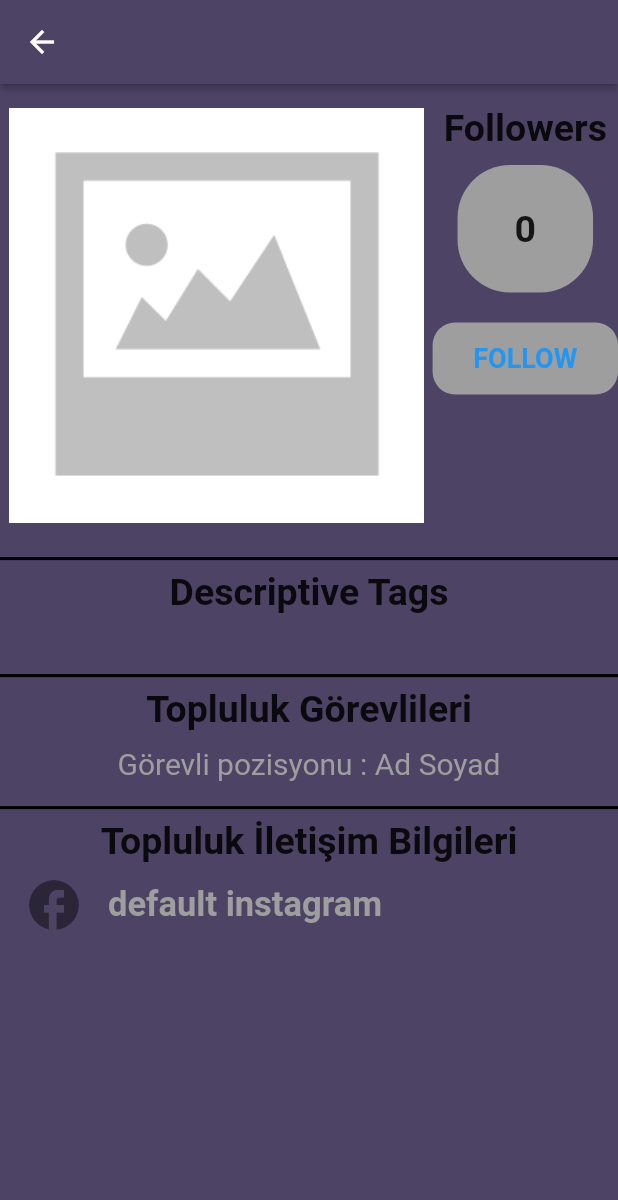
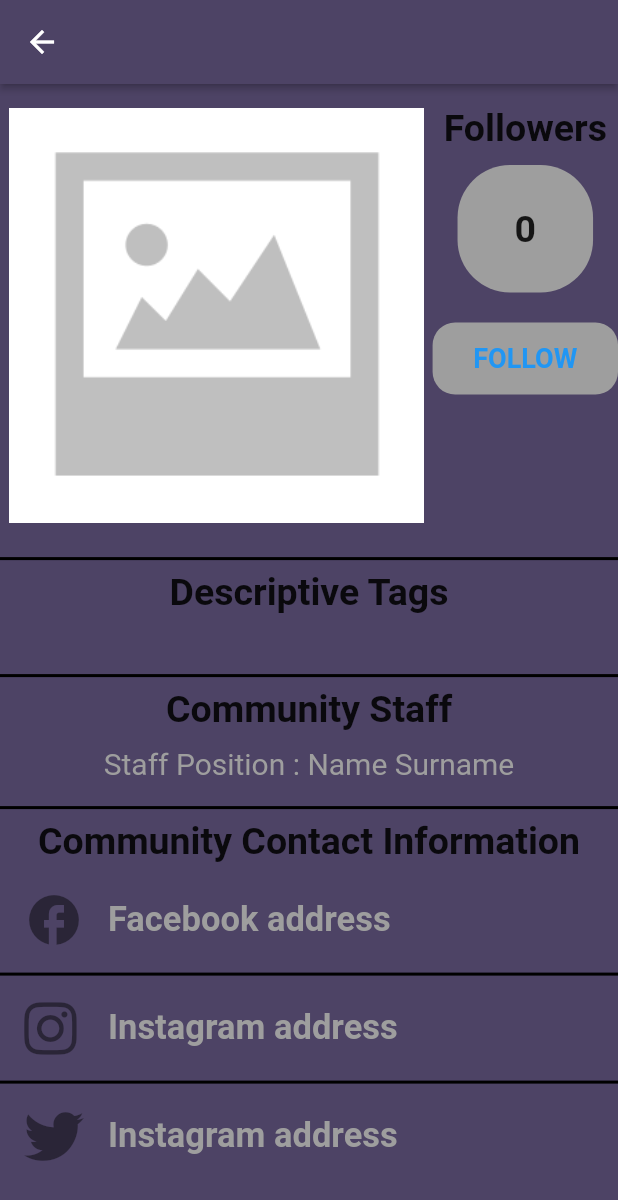
Before and after one commit to yusufaktog/Student_Societies_Platform, a Flutter app: the DetailedCommunityPage screen opened directly with empty values, after a tap on "UNFOLLOW", on a phone screen of 412 x 824 dp. Shown: the top 1200 px of the screen. Run offline on Flutter 3.47's test engine with Material 2 defaults, Android fonts, the phone set to English and light mode, and no system bars; our stand-ins replace cloud_firestore, firebase_auth, firebase_core, firebase_storage, flutter_datetime_picker, font_awesome_flutter and 1 more; accounts and stored records are empty; network calls fail.

Commit message:
overall improvements

```diff
--- a/lib/constants.dart
+++ b/lib/constants.dart
@@ -28,6 +28,10 @@ const Icon logoutIcon = Icon(
 );
 const searchIcon = Icon(Icons.search);
 
+OutlineInputBorder searchBarBorder = OutlineInputBorder(borderRadius: BorderRadius.circular(10.0));
+const fillColor = Color(0xFFF0F0F6);
+const divider = Divider(color: Colors.black, thickness: 2);
+
 const FirebaseOptions firebaseConfig = FirebaseOptions(
   apiKey: "AIzaSyB7Qu7D75-FyzGmyu5fnh6Fg_2WD9hopcA",
   authDomain: "graduation-project-ef9a7.firebaseapp.com",
--- a/lib/customized_builders/custom_builder.dart
+++ b/lib/customized_builders/custom_builder.dart
@@ -280,7 +280,7 @@ PreferredSize buildPreferredSize(BuildContext context, State state, bool homeUnd
             routeName: AuthorizedUserPage.routeName,
             isUnderlined: homeUnderLined,
             text: "HOME PAGE",
-            fontSize: fontSize,
+            fontSize: fontSize - 1,
           ),
         ),
         Expanded(
@@ -290,7 +290,7 @@ PreferredSize buildPreferredSize(BuildContext context, State state, bool homeUnd
               routeName: AuthorizedCommunityPage.routeName,
               isUnderlined: communityUnderLined,
               text: "COMMUNITIES",
-              fontSize: fontSize - 2),
+              fontSize: fontSize - 3),
         ),
         Expanded(
           flex: flexFactor,
--- a/lib/pages/create_activity_page.dart
+++ b/lib/pages/create_activity_page.dart
@@ -27,16 +27,16 @@ class _CreateActivityState extends State<CreateActivityPage> {
         context: context,
         builder: (context) {
           return AlertDialog(
-            title: Text('TextField in Dialog'),
+            title: const Text('TextField in Dialog'),
             content: TextField(
               onChanged: (value) {
                 setState(() {});
               },
-              decoration: InputDecoration(hintText: "Text Field in Dialog"),
+              decoration: const InputDecoration(hintText: "Text Field in Dialog"),
             ),
             actions: <Widget>[
               TextButton(
-                child: Text('OK'),
+                child: const Text('OK'),
                 onPressed: () {
                   setState(() {
                     Navigator.pop(context);
--- a/lib/pages/detailed_community.dart
+++ b/lib/pages/detailed_community.dart
@@ -3,6 +3,7 @@ import 'package:firebase_auth/firebase_auth.dart';
 import 'package:flutter/cupertino.dart';
 import 'package:flutter/material.dart';
 import 'package:flutter/widgets.dart';
+import 'package:font_awesome_flutter/font_awesome_flutter.dart';
 import 'package:grad_project/constants.dart';
 import 'package:grad_project/customized_builders/custom_builder.dart';
 import 'package:grad_project/model/community.dart';
@@ -22,7 +23,6 @@ class _DetailedCommunityPageState extends State<DetailedCommunityPage> {
 
   @override
   void initState() {
-    print('id send to this page is: ' + widget.community.id);
     super.initState();
     studentFollowsCommunity(FirebaseAuth.instance.currentUser!.uid);
   }
@@ -32,8 +32,9 @@ class _DetailedCommunityPageState extends State<DetailedCommunityPage> {
     return SafeArea(
       child: Scaffold(
         backgroundColor: mainBackGroundColor,
-        appBar: AppBar(backgroundColor: mainBackGroundColor, elevation: 2.0),
-        body: Column(
+        appBar: AppBar(title: Text(widget.community.communityName), centerTitle: true, backgroundColor: mainBackGroundColor, elevation: 2.0),
+        body: SingleChildScrollView(
+          child: Column(
             children: [
               IntrinsicHeight(
                 child: Row(
@@ -68,7 +69,7 @@ class _DetailedCommunityPageState extends State<DetailedCommunityPage> {
                                 );
                               }
                               final docs = snapshot.data!.docs;
-                            var followers;
+                              var followers = 0;
                               for (var element in docs) {
                                 if (element.id == widget.community.id) {
                                   followers = element.data()['followerNumber'];
@@ -113,7 +114,7 @@ class _DetailedCommunityPageState extends State<DetailedCommunityPage> {
                   ],
                 ),
               ),
-            const Divider(color: Colors.black, thickness: 2),
+              divider,
               const Center(
                 child: Text("Descriptive Tags", style: TextStyle(fontSize: 25.0, fontWeight: FontWeight.bold)),
               ),
@@ -123,31 +124,49 @@ class _DetailedCommunityPageState extends State<DetailedCommunityPage> {
                 style: const TextStyle(color: Colors.grey, fontSize: 20.0, fontWeight: FontWeight.normal),
                 textAlign: TextAlign.start,
               ),
-            const Divider(color: Colors.black, thickness: 2),
+              divider,
               const Center(
-              child: Text("Topluluk Görevlileri", style: TextStyle(fontSize: 25.0, fontWeight: FontWeight.bold)),
+                child: Text("Community Staff", style: TextStyle(fontSize: 25.0, fontWeight: FontWeight.bold)),
               ),
               const SizedBox(height: 10),
               const Text(
-              "Görevli pozisyonu : Ad Soyad",
+                "Staff Position : Name Surname",
                 style: TextStyle(color: Colors.grey, fontSize: 20.0, fontWeight: FontWeight.normal),
               ),
               const SizedBox(height: 10),
-            const Divider(color: Colors.black, thickness: 2),
+              divider,
               const Center(
-              child: Text("Topluluk İletişim Bilgileri", style: TextStyle(fontSize: 25.0, fontWeight: FontWeight.bold)),
+                child: Text("Community Contact Information", style: TextStyle(fontSize: 25.0, fontWeight: FontWeight.bold)),
               ),
+              const SizedBox(height: 10),
               const ListTile(
                 leading: Icon(
                   Icons.facebook,
                   size: 40,
                 ),
                 title: Text(
-                "default instagram ",
+                  "Facebook address",
+                  style: TextStyle(fontSize: 23, color: Colors.grey, fontWeight: FontWeight.bold),
+                ),
+              ),
+              divider,
+              const ListTile(
+                leading: FaIcon(FontAwesomeIcons.instagram, size: 40.0),
+                title: Text(
+                  "Instagram address",
+                  style: TextStyle(fontSize: 23, color: Colors.grey, fontWeight: FontWeight.bold),
+                ),
+              ),
+              divider,
+              const ListTile(
+                leading: FaIcon(FontAwesomeIcons.twitter, size: 40.0),
+                title: Text(
+                  "Instagram address",
                   style: TextStyle(fontSize: 23, color: Colors.grey, fontWeight: FontWeight.bold),
                 ),
               ),
             ],
+          ),
         ),
       ),
     );
--- a/lib/pages/detailed_event.dart
+++ b/lib/pages/detailed_event.dart
@@ -72,7 +72,7 @@ class _DetailedEventCardState extends State<DetailedEventCard> {
                                 return const CircularProgressIndicator();
                               }
                               final docs = snapshot.data!.docs;
-                              var participants;
+                              var participants = 0;
                               for (var element in docs) {
                                 if (element.id == widget.event.communityId! + widget.event.time!.toDate().toString().split('.')[0]) {
                                   participants = element.data()['participants'];
@@ -101,8 +101,6 @@ class _DetailedEventCardState extends State<DetailedEventCard> {
                               child: TextButton(
                                 onPressed: () {
                                   setState(() {
-                                    //print(widget.event.communityId! + widget.event.time!.toDate().toString().split('.')[0]);
-
                                     EventService().updateParticipants(widget.event, _joins);
                                     _joins = !_joins;
                                   });
--- a/lib/pages/events.dart
+++ b/lib/pages/events.dart
@@ -161,7 +161,7 @@ class _EventsPageState extends State<EventsPage> {
                         setState(() {
                           _time = date;
                         });
-                      }, currentTime: DateTime.now(), locale: LocaleType.en, theme: DatePickerTheme(headerColor: Colors.red));
+                      }, currentTime: DateTime.now(), locale: LocaleType.en, theme: const DatePickerTheme(headerColor: Colors.red));
                     },
                     child: const Center(
                       child: Text(
@@ -222,7 +222,7 @@ class _EventsPageState extends State<EventsPage> {
               TextButton(
                 child: const Text('OK'),
                 onPressed: () async {
-                  String timeStr = _time.toString().split('.')[0];
+                  String timeStr = _time.toString().split('.')[0]; // toUtc() ?
                   CommunityEvent event = CommunityEvent(_name, _description, _location, Timestamp.fromDate(DateTime.parse(timeStr)), 0, _sections,
                       _imageUrl, FirebaseAuth.instance.currentUser!.uid);
                   await _eventService.createEvent(user!.uid + timeStr, event);
@@ -250,7 +250,7 @@ class _EventsPageState extends State<EventsPage> {
         ],
       );
     }
-    return SizedBox();
+    return const SizedBox();
   }
 
   adjustPreferredHeight() {
--- a/lib/service/crud_service/community_service.dart
+++ b/lib/service/crud_service/community_service.dart
@@ -52,11 +52,4 @@ class CommunityService {
   unFollow(String communityId, String userId) async {
     await _firestore.collection("Communities").doc(communityId).collection("Followers").doc(userId).delete();
   }
-
-/*
-  *     document.get().then((document) {
-      print(document.id);
-    });
-    * */
-
 }
--- a/pubspec.yaml
+++ b/pubspec.yaml
@@ -42,6 +42,7 @@ dependencies:
     git:
       url: https://github.com/Realank/flutter_datetime_picker.git
       ref: master
+  font_awesome_flutter: ^9.2.0
 
 dev_dependencies:
   flutter_test:
```
Also changed, not shown: lib/pages/communities.dart (+4 -18 lines), lib/pages/community_registration_page.dart (+5 -5 lines), lib/pages/main_page.dart (+2 -21 lines), lib/pages/student_registration_page.dart (+4 -4 lines), assets/images/community.PNG (deleted), assets/images/community.png (renamed from assets/images/topluluk2.png), assets/images/topluluk.png (deleted), assets/images/topluluk3.png (deleted), pubspec.lock. Lines whose indentation alone changed are shown as unchanged.
